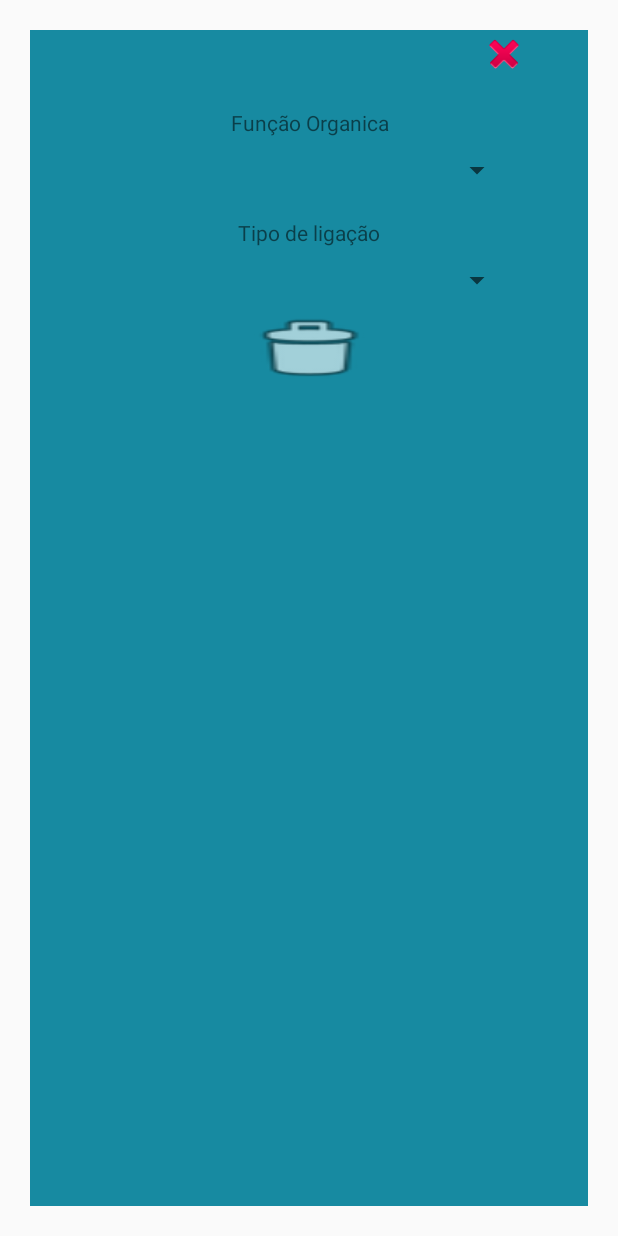
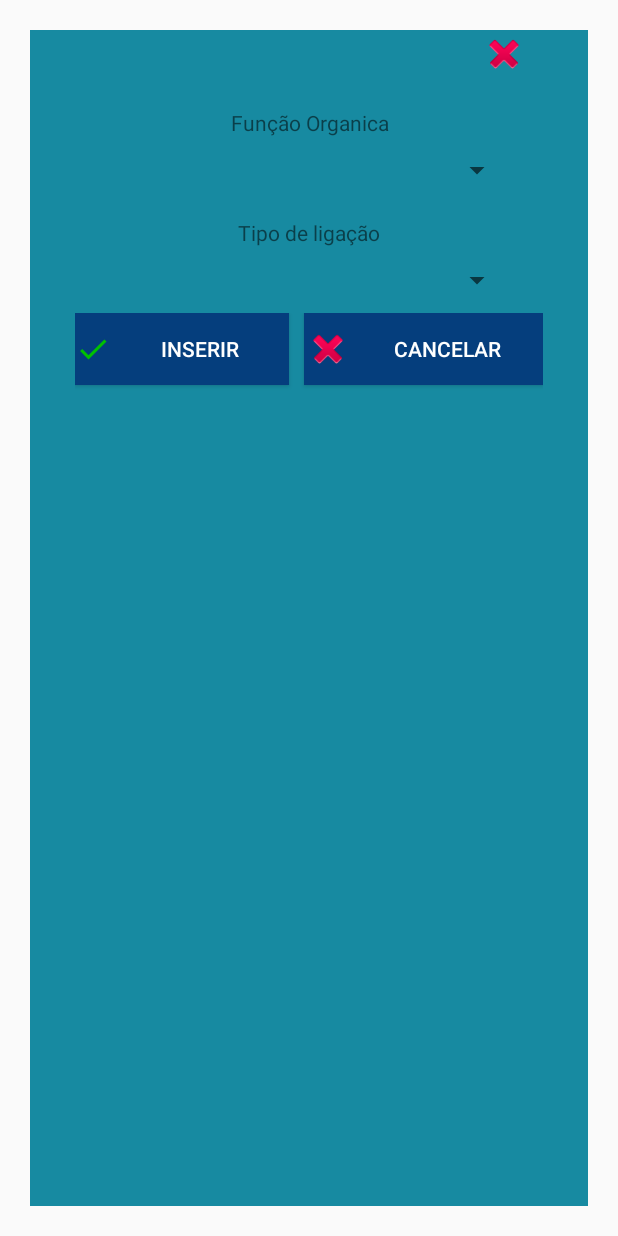
Before and after one commit to keiroez/ProjetoQuimica, an Android app: the layout modelo_inf_comp_ligacao.xml on its own in the app's theme, with its tools: preview values and no code run, on a phone screen of 412 x 824 dp. Run offline under Robolectric (Android 15) with nearby library versions, the phone set to English and light mode, and no system bars.

Commit message:
Ajustes na inserção, pedir confirmação

```diff
--- /dev/null
+++ b/app/src/main/res/drawable/ic_confirm_green_24dp.xml
@@ -0,0 +1,5 @@
+<vector android:height="24dp" android:tint="#00C100"
+    android:viewportHeight="24.0" android:viewportWidth="24.0"
+    android:width="24dp" xmlns:android="http://schemas.android.com/apk/res/android">
+    <path android:fillColor="#FF000000" android:pathData="M9,16.17L4.83,12l-1.42,1.41L9,19 21,7l-1.41,-1.41z"/>
+</vector>
--- a/app/src/main/res/layout/modelo_inf_comp_ligacao.xml
+++ b/app/src/main/res/layout/modelo_inf_comp_ligacao.xml
@@ -1,5 +1,6 @@
 <LinearLayout xmlns:android="http://schemas.android.com/apk/res/android"
     xmlns:app="http://schemas.android.com/apk/res-auto"
+    xmlns:tools="http://schemas.android.com/tools"
     android:layout_width="match_parent"
     android:layout_height="match_parent"
     android:orientation="vertical"
@@ -79,14 +80,29 @@
                 android:layout_weight="0"
                 android:orientation="horizontal">
 
+
                 <Button
-                    android:id="@+id/bt_excluir"
-                    android:layout_width="match_parent"
-                    android:layout_height="match_parent"
-                    android:layout_marginLeft="100dp"
-                    android:layout_marginRight="100dp"
-                    android:layout_weight="0"
-                    android:background="@android:drawable/ic_menu_delete" />
+                    android:id="@+id/bt_inserir"
+                    android:layout_width="wrap_content"
+                    android:layout_height="wrap_content"
+                    android:layout_weight="1"
+                    android:text="Inserir"
+                    android:textColor="@color/branco"
+                    android:background="@color/composto"
+                    android:layout_marginBottom="20dp"
+                    android:drawableLeft="@drawable/ic_confirm_green_24dp"/>
+
+                <Button
+                    android:id="@+id/bt_cancelar"
+                    android:layout_width="wrap_content"
+                    android:layout_height="wrap_content"
+                    android:layout_weight="1"
+                    android:text="Cancelar"
+                    android:textColor="@color/branco"
+                    android:background="@color/composto"
+                    android:layout_marginLeft="10dp"
+                    android:layout_marginBottom="20dp"
+                    android:drawableLeft="@android:drawable/ic_delete"/>
             </LinearLayout>
         </LinearLayout>
     </ScrollView>
```
Also changed, not shown: app/src/main/AndroidManifest.xml (+5 -2 lines), app/src/main/java/br/com/control/ControleCadeia.java (+16 -12 lines), app/src/main/java/br/com/control/ControleComposto.java (+43 -0 lines), app/src/main/java/br/com/view/Composto_img.java (+38 -0 lines).
